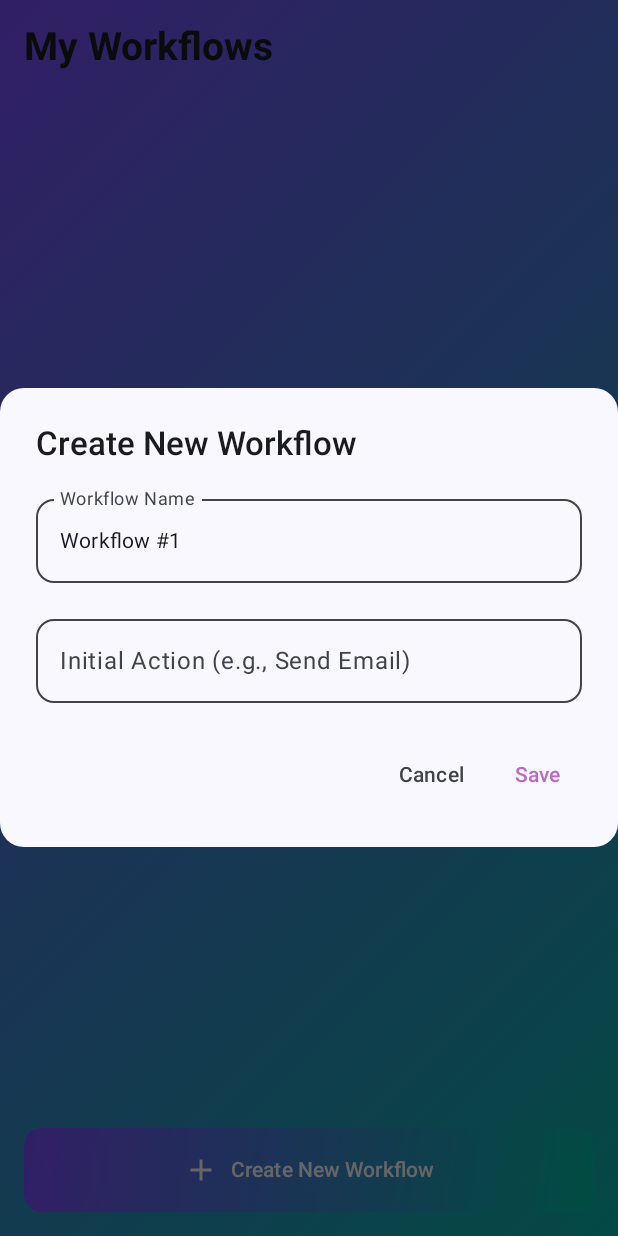
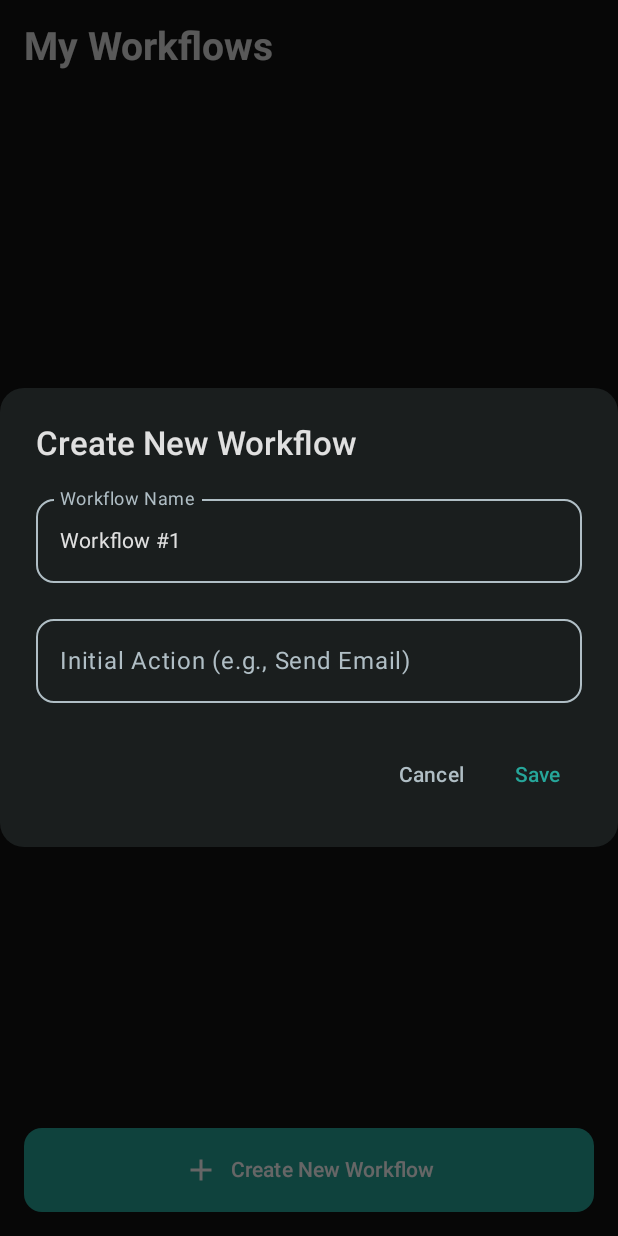
Before and after one commit to SimkiJahara/Workflow, an Android app built with Jetpack Compose: the screen it shows after launch (MainActivity), after a tap on "Create New Workflow", on a phone screen of 412 x 824 dp. Run offline under Robolectric (Android 15) with nearby library versions, the phone set to English and light mode, and no system bars; 1 statement that could not run was skipped.

Commit message:
Dark theme added

```diff
--- a/app/build.gradle.kts
+++ b/app/build.gradle.kts
@@ -55,6 +55,8 @@ dependencies {
     implementation("androidx.core:core-ktx:1.13.1")
     implementation("androidx.compose.material3:material3:1.2.1")
     implementation(platform("androidx.compose:compose-bom:2024.10.00"))
+    implementation ("androidx.activity:activity-compose:1.9.0")
+//    implementation ("androidx.compose.material3:material3:1.3.0")
 
     testImplementation(libs.junit)
     androidTestImplementation(libs.androidx.junit)
--- a/app/src/main/java/com/simki/workflowapp/MainActivity.kt
+++ b/app/src/main/java/com/simki/workflowapp/MainActivity.kt
@@ -175,16 +175,10 @@ fun WorkflowHomeScreen(
         }
     }
 
-    val gradientBackground = Brush.linearGradient(
-        colors = listOf(GradientStart, GradientEnd),
-        start = androidx.compose.ui.geometry.Offset(0f, 0f),
-        end = androidx.compose.ui.geometry.Offset(1000f, 1000f)
-    )
-
     Column(
         modifier = modifier
             .fillMaxSize()
-            .background(gradientBackground)
+            .background(MaterialTheme.colorScheme.background) // Use solid background
             .padding(Spacing.medium)
     ) {
         Text(
@@ -231,9 +225,9 @@ fun WorkflowHomeScreen(
                 verticalAlignment = Alignment.CenterVertically,
                 horizontalArrangement = Arrangement.Center
             ) {
-                Icon(Icons.Default.Add, contentDescription = "Add Workflow", tint = Color.White)
+                Icon(Icons.Default.Add, contentDescription = "Add Workflow", tint = MaterialTheme.colorScheme.onPrimary)
                 Spacer(modifier = Modifier.width(Spacing.small))
-                Text("Create New Workflow", color = Color.White)
+                Text("Create New Workflow", color = MaterialTheme.colorScheme.onPrimary)
             }
         }
     }
@@ -288,9 +282,6 @@ fun WorkflowCard(
         targetValue = if (isPressed) 0.98f else 1f,
         animationSpec = tween(durationMillis = 150)
     )
-    val cardGradient = Brush.horizontalGradient(
-        colors = listOf(AccentPurple, AccentPink)
-    )
 
     Card(
         modifier = Modifier
@@ -306,14 +297,9 @@ fun WorkflowCard(
                 isPressed = false
             },
         colors = CardDefaults.cardColors(
-            containerColor = Color.Transparent
+            containerColor = MaterialTheme.colorScheme.surfaceVariant
         ),
         elevation = CardDefaults.cardElevation(defaultElevation = 8.dp)
-    ) {
-        Box(
-            modifier = Modifier
-                .background(cardGradient)
-                .fillMaxWidth()
     ) {
         Row(
             modifier = Modifier
@@ -325,7 +311,7 @@ fun WorkflowCard(
             Text(
                 text = workflow.name,
                 style = MaterialTheme.typography.titleMedium,
-                    color = Color.White,
+                color = MaterialTheme.colorScheme.onSurface,
                 modifier = Modifier
                     .weight(1f)
                     .padding(end = Spacing.medium),
@@ -337,7 +323,7 @@ fun WorkflowCard(
                     icon = Icons.AutoMirrored.Filled.ArrowForward,
                     contentDescription = "View Details",
                     onClick = onSelectClick,
-                        tint = Color.White
+                    tint = MaterialTheme.colorScheme.onSurface
                 )
                 ActionIconButton(
                     icon = Icons.Default.Delete,
@@ -345,7 +331,6 @@ fun WorkflowCard(
                     onClick = onDeleteClick,
                     tint = MaterialTheme.colorScheme.error
                 )
-                }
             }
         }
     }
@@ -363,10 +348,7 @@ fun ActionIconButton(
         modifier = Modifier
             .size(40.dp)
             .background(
-                Brush.radialGradient(
-                    colors = listOf(tint.copy(alpha = 0.2f), Color.Transparent),
-                    radius = 100f
-                ),
+                color = MaterialTheme.colorScheme.surface.copy(alpha = 0.2f),
                 shape = RoundedCornerShape(8.dp)
             )
     ) {
@@ -408,7 +390,7 @@ fun WorkflowDialog(
                     modifier = Modifier.fillMaxWidth(),
                     shape = RoundedCornerShape(12.dp),
                     colors = OutlinedTextFieldDefaults.colors(
-                        focusedBorderColor = AccentPurple,
+                        focusedBorderColor = MaterialTheme.colorScheme.primary,
                         unfocusedBorderColor = MaterialTheme.colorScheme.onSurfaceVariant
                     )
                 )
@@ -422,7 +404,7 @@ fun WorkflowDialog(
                         modifier = Modifier.fillMaxWidth(),
                         shape = RoundedCornerShape(12.dp),
                         colors = OutlinedTextFieldDefaults.colors(
-                            focusedBorderColor = AccentPink,
+                            focusedBorderColor = MaterialTheme.colorScheme.secondary,
                             unfocusedBorderColor = MaterialTheme.colorScheme.onSurfaceVariant
                         )
                     )
@@ -434,7 +416,7 @@ fun WorkflowDialog(
                 onClick = onConfirm,
                 enabled = isConfirmEnabled,
                 colors = ButtonDefaults.textButtonColors(
-                    contentColor = AccentPurple
+                    contentColor = MaterialTheme.colorScheme.primary
                 )
             ) {
                 Text("Save")
@@ -467,10 +449,6 @@ fun DetailedWorkflowEditor(
     var name by remember { mutableStateOf(workflow.name) }
     var newAction by remember { mutableStateOf("") }
 
-    val gradientBackground = Brush.verticalGradient(
-        colors = listOf(GradientStart.copy(alpha = 0.1f), GradientEnd.copy(alpha = 0.1f))
-    )
-
     Scaffold(
         topBar = {
             TopAppBar(
@@ -480,7 +458,7 @@ fun DetailedWorkflowEditor(
                         Icon(
                             Icons.AutoMirrored.Filled.ArrowBack,
                             contentDescription = "Back",
-                            tint = AccentPurple
+                            tint = MaterialTheme.colorScheme.primary
                         )
                     }
                 },
@@ -496,7 +474,7 @@ fun DetailedWorkflowEditor(
             Column(
                 modifier = modifier
                     .fillMaxSize()
-                    .background(gradientBackground)
+                    .background(MaterialTheme.colorScheme.background)
                     .padding(padding)
                     .padding(Spacing.medium)
             ) {
@@ -510,7 +488,7 @@ fun DetailedWorkflowEditor(
                     modifier = Modifier.fillMaxWidth(),
                     shape = RoundedCornerShape(12.dp),
                     colors = OutlinedTextFieldDefaults.colors(
-                        focusedBorderColor = AccentPurple,
+                        focusedBorderColor = MaterialTheme.colorScheme.primary,
                         unfocusedBorderColor = MaterialTheme.colorScheme.onSurfaceVariant
                     )
                 )
@@ -520,7 +498,7 @@ fun DetailedWorkflowEditor(
                 Text(
                     text = "Actions",
                     style = MaterialTheme.typography.titleMedium,
-                    color = AccentPurple
+                    color = MaterialTheme.colorScheme.onSurface
                 )
 
                 LazyColumn(
@@ -547,7 +525,7 @@ fun DetailedWorkflowEditor(
                             .padding(end = Spacing.small),
                         shape = RoundedCornerShape(12.dp),
                         colors = OutlinedTextFieldDefaults.colors(
-                            focusedBorderColor = AccentPink,
+                            focusedBorderColor = MaterialTheme.colorScheme.secondary,
                             unfocusedBorderColor = MaterialTheme.colorScheme.onSurfaceVariant
                         )
                     )
@@ -563,7 +541,7 @@ fun DetailedWorkflowEditor(
                         Icon(
                             Icons.Default.Add,
                             contentDescription = "Add Action",
-                            tint = Color.White
+                            tint = MaterialTheme.colorScheme.onPrimary
                         )
                     }
                 }
@@ -579,7 +557,7 @@ fun ActionCard(action: String) {
             .fillMaxWidth()
             .clip(RoundedCornerShape(12.dp)),
         colors = CardDefaults.cardColors(
-            containerColor = MaterialTheme.colorScheme.surfaceVariant.copy(alpha = 0.8f)
+            containerColor = MaterialTheme.colorScheme.surfaceVariant
         ),
         elevation = CardDefaults.cardElevation(defaultElevation = 4.dp)
     ) {
@@ -592,7 +570,7 @@ fun ActionCard(action: String) {
             Icon(
                 Icons.Default.Edit,
                 contentDescription = null,
-                tint = AccentPurple,
+                tint = MaterialTheme.colorScheme.primary,
                 modifier = Modifier.size(20.dp)
             )
             Spacer(modifier = Modifier.width(Spacing.small))
@@ -618,15 +596,11 @@ fun FilledButton(
         animationSpec = tween(durationMillis = 150)
     )
 
-    val buttonGradient = Brush.linearGradient(
-        colors = listOf(GradientStart, GradientEnd)
-    )
-
     Button(
         onClick = onClick,
         modifier = modifier
             .scale(scale)
-            .background(buttonGradient, shape)
+            .background(MaterialTheme.colorScheme.primary, shape)
             .clickable(
                 interactionSource = remember { MutableInteractionSource() },
                 indication = ripple()
@@ -638,7 +612,7 @@ fun FilledButton(
         shape = shape,
         colors = ButtonDefaults.buttonColors(
             containerColor = Color.Transparent,
-            contentColor = Color.White
+            contentColor = MaterialTheme.colorScheme.onPrimary
         ),
         content = content
     )
@@ -665,10 +639,7 @@ fun FilledIconButton(
         modifier = modifier
             .scale(scale)
             .background(
-                brush = Brush.radialGradient(
-                    colors = listOf(AccentPurple, GradientStart),
-                    radius = 100f
-                ),
+                color = MaterialTheme.colorScheme.primary,
                 shape = RoundedCornerShape(12.dp)
             )
     ) {
--- a/app/src/main/java/com/simki/workflowapp/ui/theme/Color.kt
+++ b/app/src/main/java/com/simki/workflowapp/ui/theme/Color.kt
@@ -12,8 +12,8 @@ val Teal40 = Color(0xFF26A69A)
 val Coral60 = Color(0xFFFF8A65)
 val Lemon60 = Color(0xFFFFCA28)
 
-// Accent colors for gradients and buttons
-val GradientStart = Color(0xFF7C4DFF)
-val GradientEnd = Color(0xFF00BFA5)
-val AccentPink = Color(0xFFF06292)
-val AccentPurple = Color(0xFFBA68C8)
+// Accent colors for gradients and buttons (less vibrant, dark theme-friendly)
+val GradientStart = Color(0xFF4A4A8F) // Muted indigo
+val GradientEnd = Color(0xFF2E6A6A)   // Muted teal
+val AccentPink = Color(0xFF9C4F6B)    // Subdued pink
+val AccentPurple = Color(0xFF6D4C8F)  // Subdued purple
--- a/app/src/main/java/com/simki/workflowapp/ui/theme/Theme.kt
+++ b/app/src/main/java/com/simki/workflowapp/ui/theme/Theme.kt
@@ -23,9 +23,9 @@ private val DarkColorScheme = darkColorScheme(
     onSecondary = Color.White,
     tertiary = Lemon60,
     onTertiary = Color.Black,
-    background = Color(0xFF121212),
-    onBackground = Color(0xFFE0E0),
-    surface = Color(0xFF1A1E1E),
+    background = Color(0xFF121212), // Dark background
+    onBackground = Color(0xFFE0E0E0),
+    surface = Color(0xFF1A1E1E), // Darker surface
     onSurface = Color(0xFFE0E0E0),
     surfaceVariant = Color(0xFF263238),
     onSurfaceVariant = Color(0xFFB0BEC5),
@@ -52,18 +52,10 @@ private val LightColorScheme = lightColorScheme(
 
 @Composable
 fun WorkflowAppTheme(
-    darkTheme: Boolean = isSystemInDarkTheme(),
-    dynamicColor: Boolean = true,
+    dynamicColor: Boolean = false, // Disable dynamic color to enforce dark theme
     content: @Composable () -> Unit
 ) {
-    val colorScheme = when {
-        dynamicColor && Build.VERSION.SDK_INT >= Build.VERSION_CODES.S -> {
-            val context = LocalContext.current
-            if (darkTheme) dynamicDarkColorScheme(context) else dynamicLightColorScheme(context)
-        }
-        darkTheme -> DarkColorScheme
-        else -> LightColorScheme
-    }
+    val colorScheme = DarkColorScheme // Always use dark theme
 
     val view = LocalView.current
     if (!view.isInEditMode) {
@@ -71,8 +63,8 @@ fun WorkflowAppTheme(
             val window = (view.context as Activity).window
             window.statusBarColor = colorScheme.background.toArgb()
             window.navigationBarColor = colorScheme.background.toArgb()
-            WindowCompat.getInsetsController(window, view).isAppearanceLightStatusBars = !darkTheme
-            WindowCompat.getInsetsController(window, view).isAppearanceLightNavigationBars = !darkTheme
+            WindowCompat.getInsetsController(window, view).isAppearanceLightStatusBars = false
+            WindowCompat.getInsetsController(window, view).isAppearanceLightNavigationBars = false
         }
     }
 
```
Lines whose indentation alone changed are shown as unchanged.
